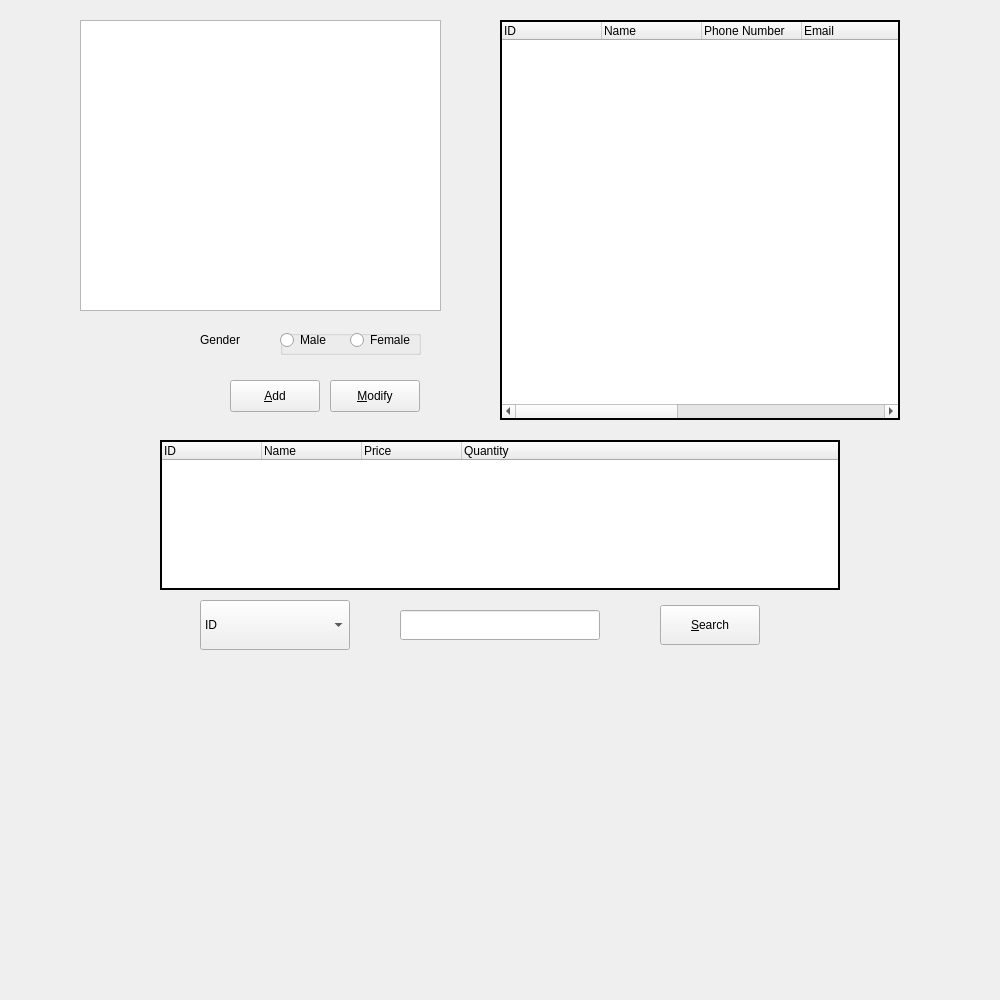
This is customermanage.ui in GlennPark/OliveHealthCare as Qt 5 draws it before an edit. The edited form follows.
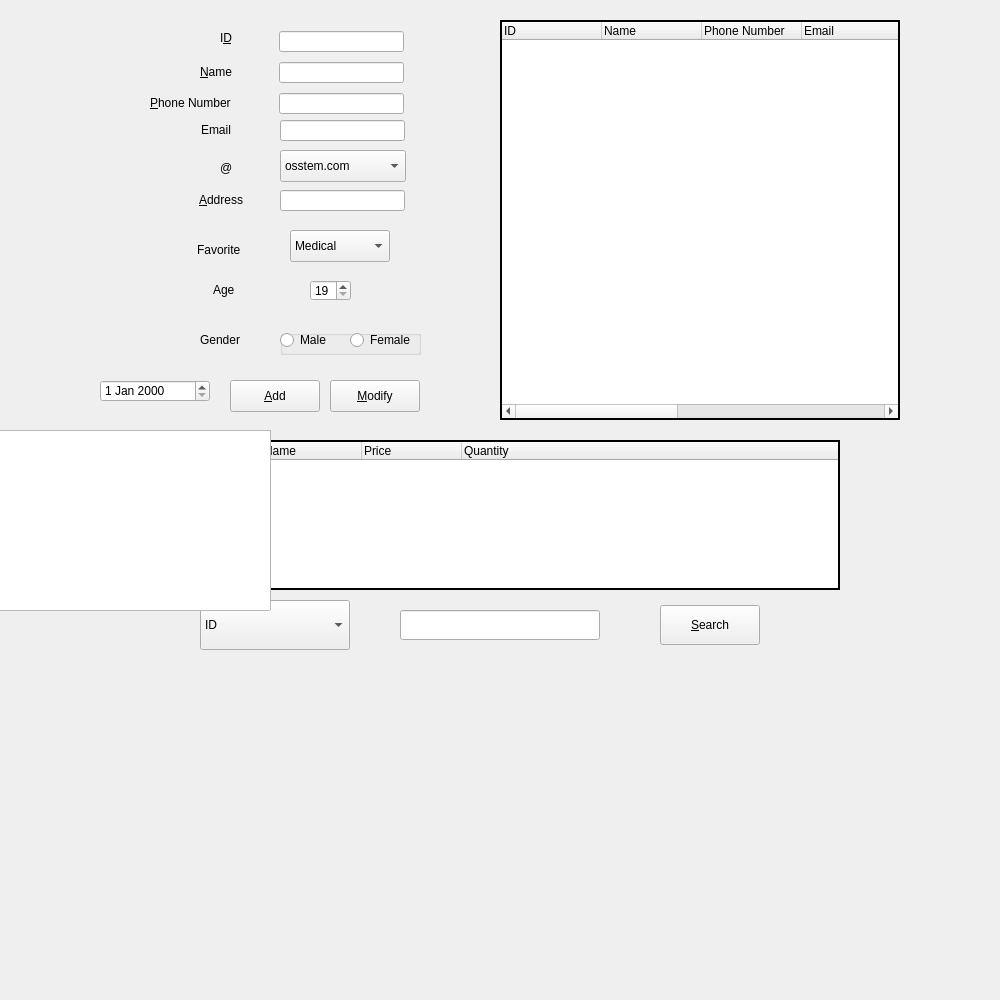
This is the edited form. Icons and pictures are not drawn.

```diff
--- a/customermanage.ui
+++ b/customermanage.ui
@@ -543,10 +543,20 @@
   <widget class="QTableView" name="tableView">
    <property name="geometry">
     <rect>
-     <x>80</x>
-     <y>20</y>
-     <width>361</width>
-     <height>291</height>
+     <x>-30</x>
+     <y>430</y>
+     <width>301</width>
+     <height>181</height>
+    </rect>
+   </property>
+  </widget>
+  <widget class="QDateEdit" name="dateEdit">
+   <property name="geometry">
+    <rect>
+     <x>100</x>
+     <y>380</y>
+     <width>110</width>
+     <height>22</height>
     </rect>
    </property>
   </widget>
```
Left out of the diff: 21 changed lines with no effect on the pictures.
